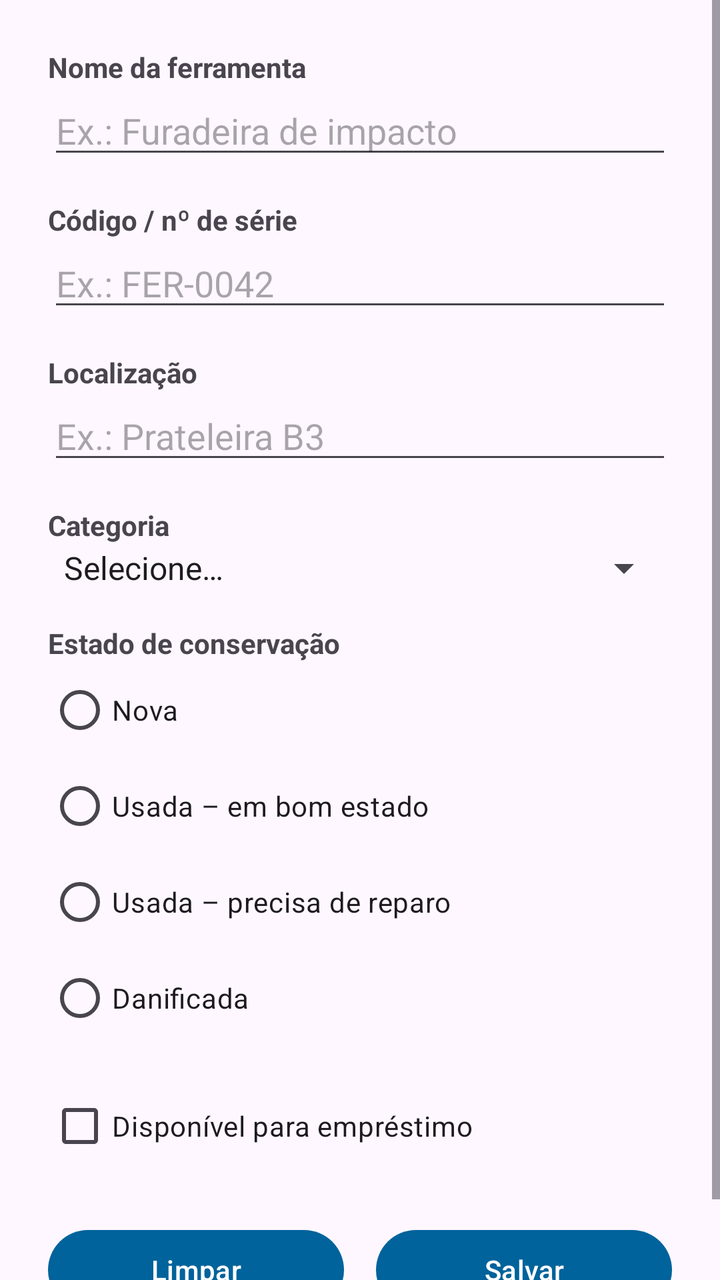
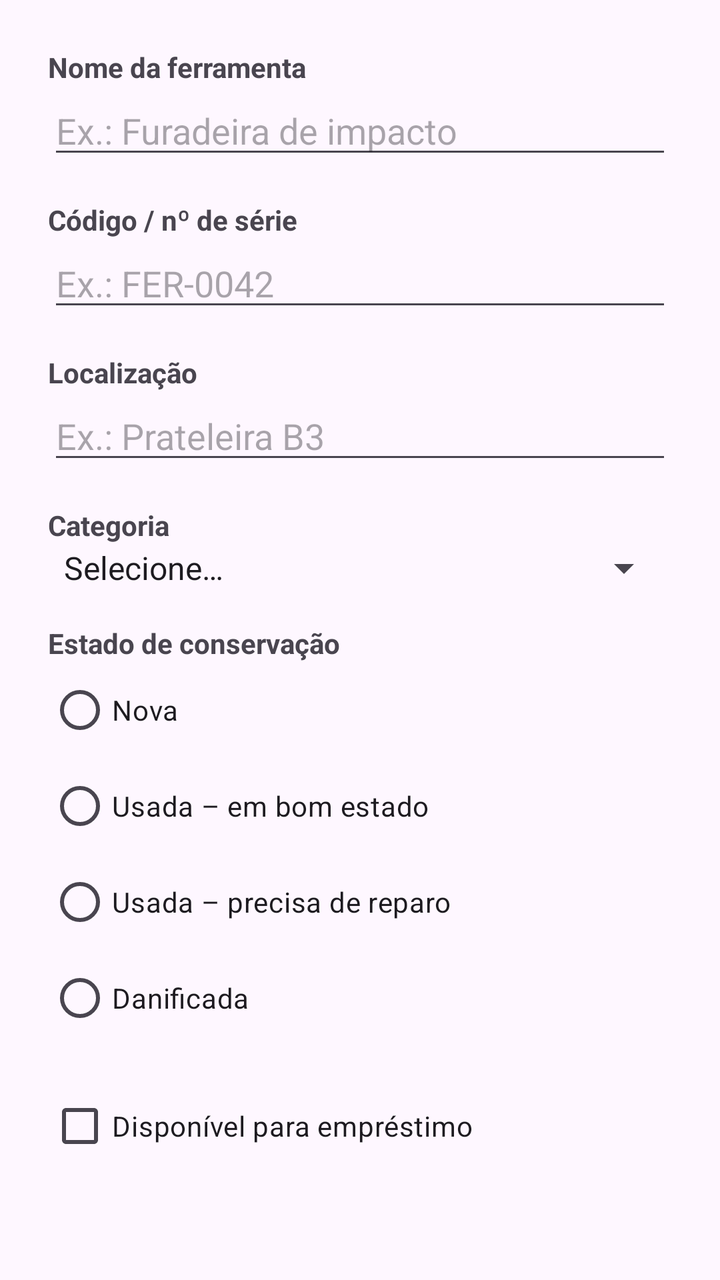

The first picture is an Android layout as it rendered before a commit; the second is the same layout after the commit. The layout source and the unified diff follow.
<!-- AndroidManifest.xml: application theme Theme.OrganizadorFerramentas -->
<!-- res/layout/activity_main.xml -->
<?xml version="1.0" encoding="utf-8"?>
<ScrollView xmlns:android="http://schemas.android.com/apk/res/android"
    android:id="@+id/telaCadastro"
    android:layout_width="match_parent"
    android:layout_height="match_parent"
    android:fillViewport="true">

    <LinearLayout
        android:layout_width="match_parent"
        android:layout_height="wrap_content"
        android:orientation="vertical"
        android:padding="24dp">

        <TextView
            android:id="@+id/tvLabelNome"
            style="@style/EstiloRotulo"
            android:layout_marginTop="0dp"
            android:text="@string/nome" />

        <EditText
            android:id="@+id/textNome"
            android:layout_width="match_parent"
            android:layout_height="wrap_content"
            android:autofillHints=""
            android:hint="@string/nome_dica"
            android:inputType="textCapSentences"
            android:maxLines="1" />

        <TextView
            android:id="@+id/tvLabelCodigo"
            style="@style/EstiloRotulo"
            android:text="@string/codigo" />

        <EditText
            android:id="@+id/textCodigo"
            android:layout_width="match_parent"
            android:layout_height="wrap_content"
            android:autofillHints=""
            android:hint="@string/codigo_dica"
            android:inputType="text"
            android:maxLines="1" />

        <TextView
            android:id="@+id/tvLabelLocalizacao"
            style="@style/EstiloRotulo"
            android:text="@string/localizacao" />

        <EditText
            android:id="@+id/textLocalizacao"
            android:layout_width="match_parent"
            android:layout_height="wrap_content"
            android:autofillHints=""
            android:hint="@string/localizacao_dica"
            android:inputType="text"
            android:maxLines="1" />

        <TextView
            android:id="@+id/tvLabelCategoria"
            style="@style/EstiloRotulo"
            android:text="@string/categoria" />

        <Spinner
            android:id="@+id/categoria"
            android:layout_width="match_parent"
            android:layout_height="wrap_content"
            android:entries="@array/categorias_ferramentas" />

        <TextView
            android:id="@+id/tvLabelEstado"
            style="@style/EstiloRotulo"
            android:text="@string/estado" />

        <RadioGroup
            android:id="@+id/estado"
            android:layout_width="match_parent"
            android:layout_height="wrap_content"
            android:orientation="vertical">

            <RadioButton
                android:id="@+id/rbNova"
                android:layout_width="wrap_content"
                android:layout_height="wrap_content"
                android:text="@string/estado_nova" />

            <RadioButton
                android:id="@+id/rbUsadaBoa"
                android:layout_width="wrap_content"
                android:layout_height="wrap_content"
                android:text="@string/estado_usada_boa" />

            <RadioButton
                android:id="@+id/rbUsadaReparo"
                android:layout_width="wrap_content"
                android:layout_height="wrap_content"
                android:text="@string/estado_usada_reparo" />

            <RadioButton
                android:id="@+id/rbDanificada"
                android:layout_width="wrap_content"
                android:layout_height="wrap_content"
                android:text="@string/estado_danificada" />

        </RadioGroup>

        <CheckBox
            android:id="@+id/disponivel"
            android:layout_width="wrap_content"
            android:layout_height="wrap_content"
            android:layout_marginTop="16dp"
            android:text="@string/disponivel" />

        <LinearLayout
            android:layout_width="match_parent"
            android:layout_height="wrap_content"
            android:layout_marginTop="24dp"
            android:orientation="horizontal"
            android:weightSum="2">

            <Button
                android:id="@+id/btnLimpar"
                android:layout_width="0dp"
                android:layout_height="wrap_content"
                android:layout_marginEnd="8dp"
                android:layout_weight="1"
                android:text="@string/limpar" />

            <Button
                android:id="@+id/btnSalvar"
                android:layout_width="0dp"
                android:layout_height="wrap_content"
                android:layout_marginStart="8dp"
                android:layout_weight="1"
                android:text="@string/salvar" />

        </LinearLayout>

    </LinearLayout>

</ScrollView>
<!-- resources referenced by this layout -->
<resources>
  <string-array name="categorias_ferramentas">
          <item>@string/categoria_selecione</item>
          <item>Manual</item>
          <item>Elétrica</item>
          <item>Medição</item>
          <item>Corte</item>
          <item>Jardinagem</item>
          <item>Segurança</item>
          <item>Outra</item>
      </string-array>
  <string name="categoria">Categoria</string>
  <string name="codigo">Código / nº de série</string>
  <string name="codigo_dica">Ex.: FER-0042</string>
  <string name="disponivel">Disponível para empréstimo</string>
  <string name="estado">Estado de conservação</string>
  <string name="estado_danificada">Danificada</string>
  <string name="estado_nova">Nova</string>
  <string name="estado_usada_boa">Usada – em bom estado</string>
  <string name="estado_usada_reparo">Usada – precisa de reparo</string>
  <string name="limpar">Limpar</string>
  <string name="localizacao">Localização</string>
  <string name="localizacao_dica">Ex.: Prateleira B3</string>
  <string name="nome">Nome da ferramenta</string>
  <string name="nome_dica">Ex.: Furadeira de impacto</string>
  <string name="salvar">Salvar</string>
  <style name="EstiloRotulo">
          <item name="android:layout_width">wrap_content</item>
          <item name="android:layout_height">wrap_content</item>
          <item name="android:layout_marginTop">16dp</item>
          <item name="android:textStyle">bold</item>
      </style>
  <style name="Theme.OrganizadorFerramentas" parent="Base.Theme.OrganizadorFerramentas">
          <item name="actionBarStyle">@style/Widget.OrganizadorFerramentas.ActionBar</item>
          <item name="actionBarTheme">@style/ThemeOverlay.AppCompat.Dark.ActionBar</item>
      </style>
  <string name="categoria_selecione">Selecione…</string>
  <style name="Base.Theme.OrganizadorFerramentas" parent="Theme.Material3.DayNight">
          <item name="colorPrimary">@color/primary</item>
          <item name="colorOnPrimary">@color/white</item>
          <item name="colorPrimaryDark">@color/primary_variant</item>
          <item name="android:windowLightStatusBar">true</item>
      </style>
  <style name="Widget.OrganizadorFerramentas.ActionBar" parent="Widget.AppCompat.ActionBar.Solid">
          <item name="background">@color/primary_variant</item>
          <item name="titleTextStyle">@style/TextAppearance.OrganizadorFerramentas.ActionBar.Title</item>
      </style>
  <color name="primary">#FF00639B</color>
  <color name="white">#FFFFFFFF</color>
  <color name="primary_variant">#FF004A77</color>
  <style name="TextAppearance.OrganizadorFerramentas.ActionBar.Title" parent="TextAppearance.AppCompat.Widget.ActionBar.Title">
          <item name="android:textColor">@color/white</item>
          <item name="android:textStyle">bold</item>
      </style>
</resources>

<!-- the commit's change to res/layout/activity_main.xml (unified diff, before → after) -->
@@ -109,31 +109,6 @@
             android:layout_marginTop="16dp"
             android:text="@string/disponivel" />
 
-        <LinearLayout
-            android:layout_width="match_parent"
-            android:layout_height="wrap_content"
-            android:layout_marginTop="24dp"
-            android:orientation="horizontal"
-            android:weightSum="2">
-
-            <Button
-                android:id="@+id/btnLimpar"
-                android:layout_width="0dp"
-                android:layout_height="wrap_content"
-                android:layout_marginEnd="8dp"
-                android:layout_weight="1"
-                android:text="@string/limpar" />
-
-            <Button
-                android:id="@+id/btnSalvar"
-                android:layout_width="0dp"
-                android:layout_height="wrap_content"
-                android:layout_marginStart="8dp"
-                android:layout_weight="1"
-                android:text="@string/salvar" />
-
-        </LinearLayout>
-
     </LinearLayout>
 
 </ScrollView>
<!-- resource entries referenced after the edit -->
@@ -19,12 +19,10 @@
   <string name="estado_nova">Nova</string>
   <string name="estado_usada_boa">Usada – em bom estado</string>
   <string name="estado_usada_reparo">Usada – precisa de reparo</string>
-  <string name="limpar">Limpar</string>
   <string name="localizacao">Localização</string>
   <string name="localizacao_dica">Ex.: Prateleira B3</string>
   <string name="nome">Nome da ferramenta</string>
   <string name="nome_dica">Ex.: Furadeira de impacto</string>
-  <string name="salvar">Salvar</string>
   <style name="EstiloRotulo">
           <item name="android:layout_width">wrap_content</item>
           <item name="android:layout_height">wrap_content</item>
@@ -34,9 +32,11 @@
   <style name="Theme.OrganizadorFerramentas" parent="Base.Theme.OrganizadorFerramentas">
           <item name="actionBarStyle">@style/Widget.OrganizadorFerramentas.ActionBar</item>
           <item name="actionBarTheme">@style/ThemeOverlay.AppCompat.Dark.ActionBar</item>
+          <item name="actionModeStyle">@style/Widget.OrganizadorFerramentas.ActionMode</item>
+          <item name="actionModeCloseDrawable">@drawable/ic_fechar_contextual</item>
       </style>
   <string name="categoria_selecione">Selecione…</string>
-  <style name="Base.Theme.OrganizadorFerramentas" parent="Theme.Material3.DayNight">
+  <style name="Base.Theme.OrganizadorFerramentas" parent="Theme.Material3.Light">
           <item name="colorPrimary">@color/primary</item>
           <item name="colorOnPrimary">@color/white</item>
           <item name="colorPrimaryDark">@color/primary_variant</item>
@@ -46,6 +46,24 @@
           <item name="background">@color/primary_variant</item>
           <item name="titleTextStyle">@style/TextAppearance.OrganizadorFerramentas.ActionBar.Title</item>
       </style>
+  <style name="Widget.OrganizadorFerramentas.ActionMode" parent="Widget.AppCompat.ActionMode">
+          <item name="background">@color/fundo_acao_contextual</item>
+          <item name="backgroundSplit">@color/fundo_acao_contextual</item>
+          <item name="titleTextStyle">@style/TextAppearance.OrganizadorFerramentas.ActionMode.Title</item>
+      </style>
+  <!-- drawable ic_fechar_contextual (drawable) -->
+  <?xml version="1.0" encoding="utf-8"?>
+  <vector xmlns:android="http://schemas.android.com/apk/res/android"
+      android:width="24dp"
+      android:height="24dp"
+      android:viewportWidth="24"
+      android:viewportHeight="24">
+  
+      <path
+          android:fillColor="@color/acao_contextual"
+          android:pathData="M20,11H7.83l5.59,-5.59L12,4l-8,8 8,8 1.41,-1.41L7.83,13H20V11z" />
+  
+  </vector>
   <color name="primary">#FF00639B</color>
   <color name="white">#FFFFFFFF</color>
   <color name="primary_variant">#FF004A77</color>
@@ -53,5 +71,11 @@
           <item name="android:textColor">@color/white</item>
           <item name="android:textStyle">bold</item>
       </style>
+  <color name="fundo_acao_contextual">#FFEAF2FB</color>
+  <style name="TextAppearance.OrganizadorFerramentas.ActionMode.Title" parent="TextAppearance.AppCompat.Widget.ActionMode.Title">
+          <item name="android:textColor">@color/acao_contextual</item>
+          <item name="android:textStyle">bold</item>
+      </style>
+  <color name="acao_contextual">#FF004A77</color>
 </resources>
 
